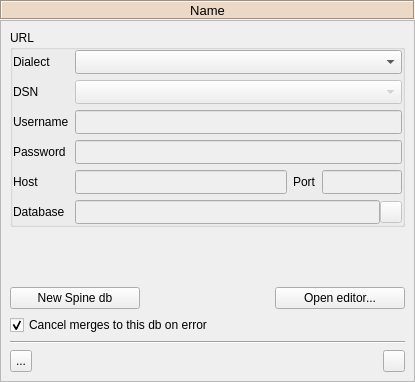
First picture: the form in spine_items/data_store/ui/data_store_properties.ui, repository spine-tools/spine-items, before the edit.
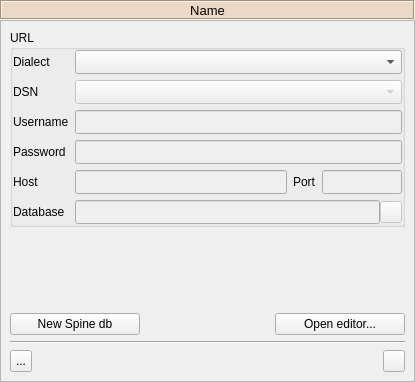
Second picture: the form after the edit. Icons and pictures are not drawn. Custom widgets are drawn as their Qt base class.

Patch:
```diff
--- a/spine_items/data_store/ui/data_store_properties.ui
+++ b/spine_items/data_store/ui/data_store_properties.ui
@@ -626,19 +626,6 @@
          </item>
         </layout>
        </item>
-       <item>
-        <widget class="QCheckBox" name="cancel_on_error_checkBox">
-         <property name="toolTip">
-          <string>If there are any errors when trying to import data cancel the whole import.</string>
-         </property>
-         <property name="text">
-          <string>Cancel merges to this db on error</string>
-         </property>
-         <property name="checked">
-          <bool>true</bool>
-         </property>
-        </widget>
-       </item>
        <item>
         <widget class="Line" name="line_8">
          <property name="orientation">
```
